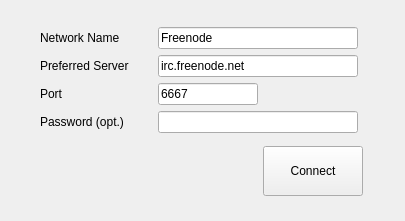
Above: frmConnect.ui from OGFilthyCasual/PyRC before the change. Below: the same form after it.
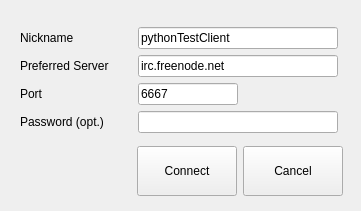
That is the form after the change.

Patch:
```diff
--- a/frmConnect.ui
+++ b/frmConnect.ui
@@ -6,31 +6,25 @@
    <rect>
     <x>0</x>
     <y>0</y>
-    <width>405</width>
-    <height>221</height>
+    <width>361</width>
+    <height>211</height>
    </rect>
   </property>
   <property name="windowTitle">
    <string>Choose Server</string>
   </property>
-  <widget class="QWidget" name="">
+  <widget class="QWidget" name="layoutWidget">
    <property name="geometry">
     <rect>
-     <x>40</x>
+     <x>20</x>
      <y>20</y>
      <width>323</width>
      <height>184</height>
     </rect>
    </property>
-   <layout class="QVBoxLayout" name="verticalLayout_3">
+   <layout class="QVBoxLayout" name="verticalLayout_4">
     <item>
-     <layout class="QHBoxLayout" name="horizontalLayout">
-      <property name="spacing">
-       <number>-1</number>
-      </property>
-      <property name="sizeConstraint">
-       <enum>QLayout::SetDefaultConstraint</enum>
-      </property>
+     <layout class="QHBoxLayout" name="horizontalLayout_3">
       <item>
        <layout class="QVBoxLayout" name="verticalLayout_2">
         <item>
@@ -42,7 +36,7 @@
            </sizepolicy>
           </property>
           <property name="text">
-           <string>Network Name</string>
+           <string>Nickname</string>
           </property>
          </widget>
         </item>
@@ -88,13 +82,7 @@
        </layout>
       </item>
       <item>
-       <layout class="QVBoxLayout" name="verticalLayout">
-        <property name="leftMargin">
-         <number>0</number>
-        </property>
-        <property name="topMargin">
-         <number>0</number>
-        </property>
+       <layout class="QVBoxLayout" name="verticalLayout_6">
         <property name="rightMargin">
          <number>5</number>
         </property>
@@ -119,7 +107,7 @@
            </size>
           </property>
           <property name="text">
-           <string>Freenode</string>
+           <string>pythonTestClient</string>
           </property>
          </widget>
         </item>
@@ -202,8 +190,8 @@
         </property>
         <property name="sizeHint" stdset="0">
          <size>
-          <width>0</width>
-          <height>10</height>
+          <width>13</width>
+          <height>13</height>
          </size>
         </property>
        </spacer>
@@ -233,6 +221,31 @@
         </property>
        </widget>
       </item>
+      <item>
+       <widget class="QPushButton" name="btnCancel">
+        <property name="sizePolicy">
+         <sizepolicy hsizetype="Fixed" vsizetype="Fixed">
+          <horstretch>0</horstretch>
+          <verstretch>0</verstretch>
+         </sizepolicy>
+        </property>
+        <property name="minimumSize">
+         <size>
+          <width>100</width>
+          <height>50</height>
+         </size>
+        </property>
+        <property name="maximumSize">
+         <size>
+          <width>100</width>
+          <height>50</height>
+         </size>
+        </property>
+        <property name="text">
+         <string>Cancel</string>
+        </property>
+       </widget>
+      </item>
      </layout>
     </item>
    </layout>
```
Left out of the diff: 37 changed lines with no effect on the pictures.
